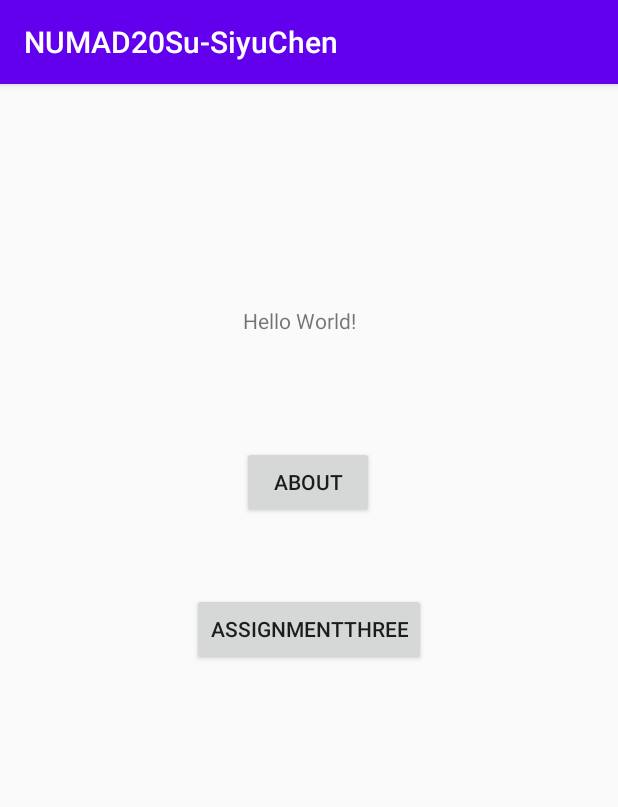
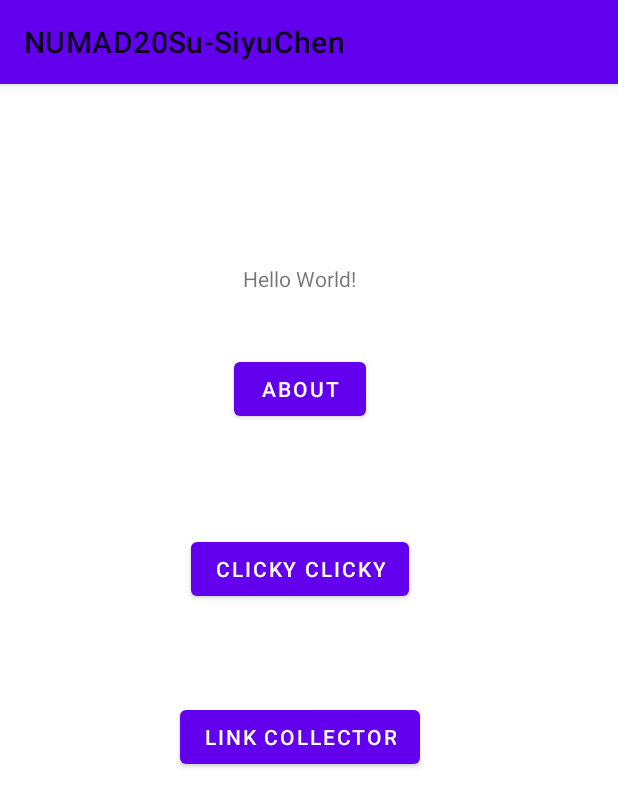
Before and after one commit to syche55/AndroidLearning, an Android app: the screen it shows after launch (MainActivity), on a phone screen of 412 x 824 dp. Shown: the top 807 px of the screen. Run offline under Robolectric (Android 15) with nearby library versions, the phone set to English and light mode, and no system bars.

Commit message:
Link collector

```diff
--- a/app/build.gradle
+++ b/app/build.gradle
@@ -8,8 +8,8 @@ android {
         applicationId "com.app.numad20su_siyuchen"
         minSdkVersion 26
         targetSdkVersion 29
-        versionCode 1
-        versionName "1.0"
+        versionCode 4
+        versionName "4.0"
 
         testInstrumentationRunner "androidx.test.runner.AndroidJUnitRunner"
     }
@@ -28,6 +28,7 @@ dependencies {
 
     implementation 'androidx.appcompat:appcompat:1.1.0'
     implementation 'androidx.constraintlayout:constraintlayout:1.1.3'
+    implementation 'com.google.android.material:material:1.1.0'
     testImplementation 'junit:junit:4.12'
     androidTestImplementation 'androidx.test.ext:junit:1.1.1'
     androidTestImplementation 'androidx.test.espresso:espresso-core:3.2.0'
--- a/app/src/main/AndroidManifest.xml
+++ b/app/src/main/AndroidManifest.xml
@@ -8,7 +8,8 @@
         android:label="@string/app_name"
         android:roundIcon="@mipmap/ic_launcher_sc_round"
         android:supportsRtl="true"
-        android:theme="@style/AppTheme">
+        android:theme="@style/Theme.MyApp">
+        <activity android:name=".LinkCollector"></activity>
         <activity android:name=".PressButtons" />
         <activity android:name=".MainActivity">
             <intent-filter>
--- a/app/src/main/java/com/app/numad20su_siyuchen/MainActivity.java
+++ b/app/src/main/java/com/app/numad20su_siyuchen/MainActivity.java
@@ -27,4 +27,8 @@ public class MainActivity extends AppCompatActivity {
         startActivity(intent);
     }
 
+    public void LinkCollector(View view) {
+        Intent intent = new Intent(this, LinkCollector.class);
+        startActivity(intent);
+    }
 }
--- /dev/null
+++ b/app/src/main/res/drawable/ic_exposure_plus_1_black_24dp.xml
@@ -0,0 +1,5 @@
+<vector android:height="24dp" android:tint="#F7EDE8"
+    android:viewportHeight="24.0" android:viewportWidth="24.0"
+    android:width="24dp" xmlns:android="http://schemas.android.com/apk/res/android">
+    <path android:fillColor="#FF000000" android:pathData="M10,7L8,7v4L4,11v2h4v4h2v-4h4v-2h-4L10,7zM20,18h-2L18,7.38L15,8.4L15,6.7L19.7,5h0.3v13z"/>
+</vector>
--- a/app/src/main/res/layout/activity_main.xml
+++ b/app/src/main/res/layout/activity_main.xml
@@ -10,7 +10,7 @@
         android:id="@+id/textView"
         android:layout_width="wrap_content"
         android:layout_height="wrap_content"
-        android:layout_marginTop="148dp"
+        android:layout_marginTop="120dp"
         android:text="Hello World!"
         app:layout_constraintEnd_toEndOf="parent"
         app:layout_constraintHorizontal_bias="0.482"
@@ -21,25 +21,36 @@
         android:id="@+id/button"
         android:layout_width="wrap_content"
         android:layout_height="wrap_content"
-        android:layout_marginTop="74dp"
-        android:layout_marginBottom="50dp"
+        android:layout_marginTop="40dp"
         android:onClick="showAuthorInfo"
         android:text="@string/about_string"
-        app:layout_constraintEnd_toEndOf="parent"
+        app:layout_constraintBottom_toTopOf="@+id/button2"
+        app:layout_constraintEnd_toEndOf="@+id/textView"
         app:layout_constraintHorizontal_bias="0.498"
-        app:layout_constraintStart_toStartOf="parent"
+        app:layout_constraintStart_toStartOf="@+id/textView"
         app:layout_constraintTop_toBottomOf="@+id/textView"
-        app:layout_constraintVertical_bias="0.0" />
+        app:layout_constraintVertical_bias="0.355" />
 
     <Button
         android:id="@+id/button2"
         android:layout_width="wrap_content"
         android:layout_height="wrap_content"
-        android:layout_marginTop="50dp"
+        android:layout_marginTop="72dp"
         android:onClick="PressButtons"
-        android:text="AssignmentThree"
-        app:layout_constraintEnd_toEndOf="parent"
-        app:layout_constraintStart_toStartOf="parent"
+        android:text="@string/assignment_three"
+        app:layout_constraintEnd_toEndOf="@+id/button"
+        app:layout_constraintStart_toStartOf="@+id/button"
         app:layout_constraintTop_toBottomOf="@+id/button" />
 
+    <Button
+        android:id="@+id/button3"
+        android:layout_width="wrap_content"
+        android:layout_height="wrap_content"
+        android:layout_marginTop="64dp"
+        android:onClick="LinkCollector"
+        android:text="@string/assignment_four"
+        app:layout_constraintEnd_toEndOf="@+id/button2"
+        app:layout_constraintStart_toStartOf="@+id/button2"
+        app:layout_constraintTop_toBottomOf="@id/button2" />
+
 </androidx.constraintlayout.widget.ConstraintLayout>
--- a/app/src/main/res/values/colors.xml
+++ b/app/src/main/res/values/colors.xml
@@ -1,6 +1,7 @@
 <?xml version="1.0" encoding="utf-8"?>
 <resources>
-    <color name="colorPrimary">#6200EE</color>
-    <color name="colorPrimaryDark">#3700B3</color>
-    <color name="colorAccent">#03DAC5</color>
+    <color name="colorPrimary">#678a74</color>
+    <color name="colorPrimaryDark">#ffeadb</color>
+    <color name="colorAccent">#f7c5a8</color>
+    <color name="whiteColor">#fff</color>
 </resources>
--- /dev/null
+++ b/app/src/main/res/values/ids.xml
@@ -0,0 +1,4 @@
+<?xml version="1.0" encoding="utf-8"?>
+<resources>
+    <item name="coordinatorLayout" type="id" />
+</resources>
--- a/app/src/main/res/values/strings.xml
+++ b/app/src/main/res/values/strings.xml
@@ -2,4 +2,7 @@
     <string name="app_name">NUMAD20Su-SiyuChen</string>
     <string name="about_string">About</string>
     <string name="author_info">Name: Siyu Chen / email: chen.siyu2@husky.neu.edu</string>
+    <string name="assignment_four">Link Collector</string>
+    <string name="assignment_three">Clicky Clicky</string>
+    <string name="linkCollectorInputHint">Enter a link</string>
 </resources>
--- a/app/src/main/res/values/styles.xml
+++ b/app/src/main/res/values/styles.xml
@@ -1,11 +1,8 @@
 <resources>
 
     <!-- Base application theme. -->
-    <style name="AppTheme" parent="Theme.AppCompat.Light.DarkActionBar">
-        <!-- Customize your theme here. -->
-        <item name="colorPrimary">@color/colorPrimary</item>
-        <item name="colorPrimaryDark">@color/colorPrimaryDark</item>
-        <item name="colorAccent">@color/colorAccent</item>
+    <style name="Theme.MyApp" parent="Theme.MaterialComponents.Light">
+        <!-- ... -->
     </style>
 
 </resources>
```
Also changed, not shown: app/src/main/java/com/app/numad20su_siyuchen/LinkCollector.java (added, +108 -0 lines), app/src/main/res/layout/activity_link_collector.xml (added, +86 -0 lines), 2 other files.
